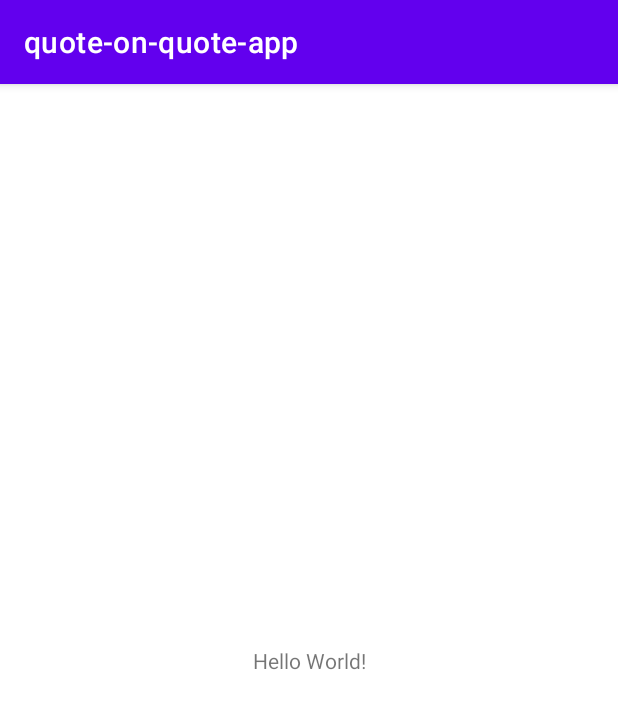
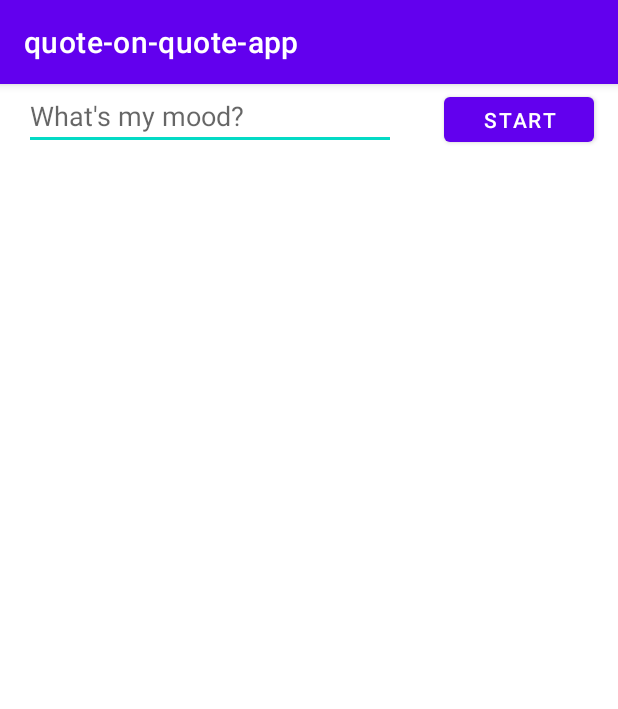
Before and after one commit to SophBr/quote-on-quote, an Android app: the screen it shows after launch (MainActivity), on a phone screen of 412 x 824 dp. Shown: the top 709 px of the screen. Run offline under Robolectric (Android 15) with nearby library versions, the phone set to English and light mode, and no system bars.

Commit message:
Added some app design

```diff
--- a/app/src/main/res/layout/activity_main.xml
+++ b/app/src/main/res/layout/activity_main.xml
@@ -6,13 +6,30 @@
     android:layout_height="match_parent"
     tools:context=".MainActivity">
 
-    <TextView
-        android:layout_width="wrap_content"
-        android:layout_height="wrap_content"
-        android:text="Hello World!"
-        app:layout_constraintBottom_toBottomOf="parent"
-        app:layout_constraintLeft_toLeftOf="parent"
-        app:layout_constraintRight_toRightOf="parent"
-        app:layout_constraintTop_toTopOf="parent" />
+    <EditText
+        android:id="@+id/editTextTextPersonName"
+        android:layout_width="0dp"
+        android:layout_height="44dp"
+        android:layout_marginStart="16dp"
+        android:layout_marginEnd="16dp"
+        android:ems="10"
+        android:hint="@string/edit_message"
+        android:inputType="textPersonName"
+        app:layout_constraintEnd_toStartOf="@+id/button2"
+        app:layout_constraintHorizontal_chainStyle="spread"
+        app:layout_constraintStart_toStartOf="parent"
+        tools:layout_editor_absoluteY="21dp" />
+
+    <Button
+        android:id="@+id/button2"
+        android:layout_width="100dp"
+        android:layout_height="42dp"
+        android:layout_marginStart="16dp"
+        android:layout_marginEnd="16dp"
+        android:text="@string/button_send"
+        app:layout_constraintBaseline_toBaselineOf="@+id/editTextTextPersonName"
+        app:layout_constraintEnd_toEndOf="parent"
+        app:layout_constraintHorizontal_bias="0.0"
+        app:layout_constraintStart_toEndOf="@+id/editTextTextPersonName" />
 
 </androidx.constraintlayout.widget.ConstraintLayout>
--- a/app/src/main/res/values/strings.xml
+++ b/app/src/main/res/values/strings.xml
@@ -1,3 +1,5 @@
 <resources>
     <string name="app_name">quote-on-quote-app</string>
+    <string name="edit_message">What\'s my mood?</string>
+    <string name="button_send">Start</string>
 </resources>
```
Also changed, not shown: app/src/main/res/drawable/screenshot_2022_02_12_at_03_31_41.png (added), 2 other files.
